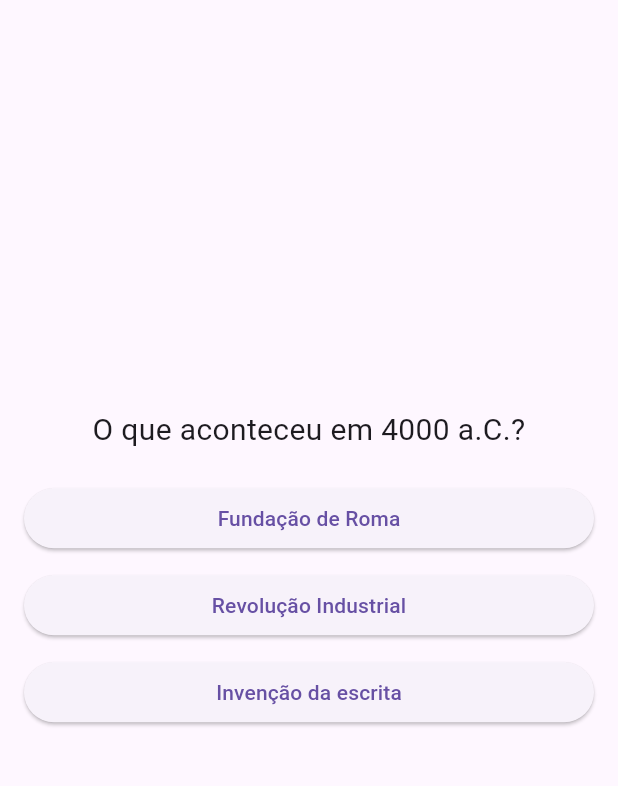
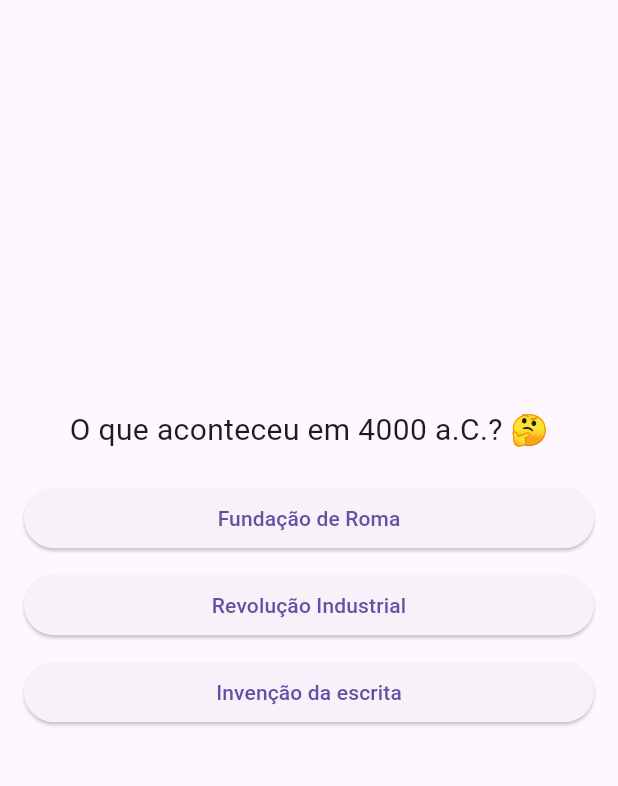
Before and after one commit to MuriloBreda/PPDM_2026, a Flutter app: the screen it shows after launch, after a tap on "Quiz História", on a phone screen of 412 x 824 dp, the part 84-870 px from its top. Run offline on Flutter 3.47's test engine with Material 3 defaults, Android fonts, the light colour scheme and no system bars; network calls fail.

Commit message:
05/05/26

```diff
--- a/app_historia/lib/quiz_prehistoria.dart
+++ b/app_historia/lib/quiz_prehistoria.dart
@@ -13,7 +13,7 @@ class _QuizHistoriaState extends State<QuizHistoria> {
 
   final List<Map<String, Object>> perguntas = [
     {
-      'pergunta': 'O que aconteceu em 4000 a.C.?',
+      'pergunta': 'O que aconteceu em 4000 a.C.? 🤔',
       'respostas': [
         {'texto': 'Fundação de Roma', 'correta': false},
         {'texto': 'Revolução Industrial', 'correta': false},
@@ -21,7 +21,7 @@ class _QuizHistoriaState extends State<QuizHistoria> {
       ],
     },
     {
-      'pergunta': 'Qual evento ocorreu em 753 a.C.?',
+      'pergunta': 'Qual evento ocorreu em 753 a.C.?🤔',
       'respostas': [
         {'texto': 'Queda de Roma', 'correta': false},
         {'texto': 'Fundação de Roma', 'correta': true},
@@ -29,7 +29,7 @@ class _QuizHistoriaState extends State<QuizHistoria> {
       ],
     },
     {
-      'pergunta': 'O que marcou o ano de 476?',
+      'pergunta': 'O que marcou o ano de 476?🤔',
       'respostas': [
         {'texto': 'Queda de Roma', 'correta': true},
         {'texto': 'Revolução Francesa', 'correta': false},
@@ -37,7 +37,7 @@ class _QuizHistoriaState extends State<QuizHistoria> {
       ],
     },
     {
-      'pergunta': 'O que foram as Cruzadas (1095)?',
+      'pergunta': 'O que foram as Cruzadas (1095)?🤔',
       'respostas': [
         {'texto': 'Revolução política', 'correta': false},
         {'texto': 'Descoberta científica', 'correta': false},
@@ -45,25 +45,23 @@ class _QuizHistoriaState extends State<QuizHistoria> {
       ],
     },
     {
-      'pergunta': 'O que aconteceu em 1453?',
+      'pergunta': 'O que aconteceu em 1453?🤔',
       'respostas': [
-
         {'texto': 'Homem na Lua', 'correta': false},
         {'texto': 'Queda de Constantinopla', 'correta': true},
         {'texto': 'Criação da Web', 'correta': false},
       ],
     },
     {
-      'pergunta': 'Quem chegou à América em 1492?',
+      'pergunta': 'Quem chegou à América em 1492?🤔',
       'respostas': [
-
         {'texto': 'Napoleão', 'correta': false},
         {'texto': 'Cristóvão Colombo', 'correta': true},
         {'texto': 'Einstein', 'correta': false},
       ],
     },
     {
-      'pergunta': 'O que marcou 1760?',
+      'pergunta': 'O que marcou 1760?🤔',
       'respostas': [
         {'texto': 'Segunda Guerra', 'correta': false},
         {'texto': 'Queda do Muro', 'correta': false},
@@ -71,7 +69,7 @@ class _QuizHistoriaState extends State<QuizHistoria> {
       ],
     },
     {
-      'pergunta': 'O que ocorreu em 1789?',
+      'pergunta': 'O que ocorreu em 1789?🤔',
       'respostas': [
         {'texto': 'Primeira Guerra', 'correta': false},
         {'texto': 'Revolução Francesa', 'correta': true},
@@ -79,7 +77,7 @@ class _QuizHistoriaState extends State<QuizHistoria> {
       ],
     },
     {
-      'pergunta': 'Quando começou a Primeira Guerra Mundial?',
+      'pergunta': 'Quando começou a Primeira Guerra Mundial?🤔',
       'respostas': [
         {'texto': '1914', 'correta': true},
         {'texto': '1939', 'correta': false},
@@ -87,7 +85,7 @@ class _QuizHistoriaState extends State<QuizHistoria> {
       ],
     },
     {
-      'pergunta': 'Quando começou a Segunda Guerra Mundial?',
+      'pergunta': 'Quando começou a Segunda Guerra Mundial?🤔',
       'respostas': [
         {'texto': '1939', 'correta': true},
         {'texto': '1914', 'correta': false},
@@ -95,25 +93,23 @@ class _QuizHistoriaState extends State<QuizHistoria> {
       ],
     },
     {
-      'pergunta': 'O que aconteceu em 1969?',
+      'pergunta': 'O que aconteceu em 1969?🤔',
       'respostas': [
-
         {'texto': 'Queda de Roma', 'correta': false},
         {'texto': 'Homem na Lua', 'correta': true},
         {'texto': 'Cruzadas', 'correta': false},
       ],
     },
     {
-      'pergunta': 'O que marcou 1989?',
+      'pergunta': 'O que marcou 1989?🤔',
       'respostas': [
-
         {'texto': 'Revolução Industrial', 'correta': false},
         {'texto': 'Descoberta da América', 'correta': false},
         {'texto': 'Queda do Muro de Berlim', 'correta': true},
       ],
     },
     {
-      'pergunta': 'O que aconteceu em 1991?',
+      'pergunta': 'O que aconteceu em 1991?🤔',
       'respostas': [
         {'texto': 'Criação da Web', 'correta': true},
         {'texto': 'Primeira Guerra', 'correta': false},
@@ -138,7 +134,7 @@ class _QuizHistoriaState extends State<QuizHistoria> {
   }
 
   @override
-  Widget build(BuildContext context) {
+  Widget build(BuildContext context){
     bool terminou = perguntaAtual >= perguntas.length;
 
     return Scaffold(
@@ -185,7 +181,7 @@ class _QuizHistoriaState extends State<QuizHistoria> {
                         child: Text(resposta['texto'] as String),
                       ),
                     );
-                  }).toList()
+                  }).toList(),
                 ],
               ),
       ),
--- a/app_historia/lib/tela_detalhe_evento.dart
+++ b/app_historia/lib/tela_detalhe_evento.dart
@@ -16,6 +16,7 @@ class TelaDetalheEvento extends StatelessWidget {
   Widget build(BuildContext context) {
     return Scaffold(
       appBar: AppBar(title: Text(titulo)),
+      backgroundColor: const Color(0xFFF5F7FA),
       body: Padding(
         padding: const EdgeInsets.all(16),
         child: Column(
@@ -26,7 +27,7 @@ class TelaDetalheEvento extends StatelessWidget {
               style: const TextStyle(
                 fontSize: 24,
                 fontWeight: FontWeight.bold,
-                color: Colors.indigo,
+                color: Colors.black,
               ),
             ),
             const SizedBox(height: 10),
--- a/app_historia/lib/tela_exemplo_logica.dart
+++ b/app_historia/lib/tela_exemplo_logica.dart
@@ -6,7 +6,6 @@ class TelaExemploLogica extends StatefulWidget {
   @override
   State<TelaExemploLogica> createState() => _TelaExemploLogicaState();
 }
-
 class _TelaExemploLogicaState extends State<TelaExemploLogica> {
   final TextEditingController _controller = TextEditingController();
   String resultado = "";
--- a/app_historia/lib/tela_inicial.dart
+++ b/app_historia/lib/tela_inicial.dart
@@ -2,79 +2,89 @@ import 'package:flutter/material.dart';
 import 'tela_conteudo.dart';
 import 'tela_exemplo_logica.dart';
 import 'tela_linha_do_tempo.dart';
-import 'quiz_prehistoria.dart'; // 👈 IMPORT DO QUIZ
+import 'quiz_prehistoria.dart';
 
 class TelaInicial extends StatelessWidget {
   const TelaInicial({super.key});
-
   @override
   Widget build(BuildContext context) {
     final materias = [
   {
     "titulo": "Pré-História",
     "descricao": "Surgimento do Homo Sapiens e a invenção da escrita.",
-    "descricaoCompleta": "Período que abrange desde os primeiros ancestrais humanos até o desenvolvimento das primeiras formas de comunicação escrita, marcado pela evolução das ferramentas, domínio do fogo, organização em grupos sociais e surgimento das primeiras expressões culturais como pinturas rupestres."
+    "descricaoCompleta": "Período que abrange desde os primeiros ancestrais humanos até o desenvolvimento das primeiras formas de comunicação escrita, marcado pela evolução das ferramentas, domínio do fogo, organização em grupos sociais e surgimento das primeiras expressões culturais como pinturas rupestres.",
+    "link": "https://super.abril.com.br/wp-content/uploads/2018/07/573f79010e21634575052021pre-historia-e-o-porque-usamos-roupas-1170x5501.jpeg?quality=70&strip=info&resize=1080,565&crop=1",
   },
   {
     "titulo": "Antiguidade Clássica",
     "descricao": "O apogeu da Grécia Antiga e do Império Romano.",
-    "descricaoCompleta": "Fase caracterizada pelo desenvolvimento da filosofia, política, artes e ciência, com a criação da democracia em Atenas e a expansão territorial e administrativa de Roma, influenciando profundamente a cultura ocidental."
+    "descricaoCompleta": "Fase caracterizada pelo desenvolvimento da filosofia, política, artes e ciência, com a criação da democracia em Atenas e a expansão territorial e administrativa de Roma, influenciando profundamente a cultura ocidental.",
+    "link": "https://i.pinimg.com/564x/e0/bc/fa/e0bcfa6998b1f75c7b9897a5c1dbf297.jpg",
   },
   {
     "titulo": "Queda de Roma",
     "descricao": "O fim do Império Romano do Ocidente e início da Idade Média.",
-    "descricaoCompleta": "Evento ocorrido em 476 d.C., marcado por invasões bárbaras, crises internas e fragmentação política, que resultaram na descentralização do poder e mudanças sociais na Europa."
+    "descricaoCompleta": "Evento ocorrido em 476 d.C., marcado por invasões bárbaras, crises internas e fragmentação política, que resultaram na descentralização do poder e mudanças sociais na Europa.",
+    "link": "https://static.historiadomundo.com.br/2024/04/1-ilustracao-retratando-combate-entre-romanos-e-barbaros-em-referencia-a-queda-do-imperio-romano.jpg",
   },
   {
     "titulo": "Idade Média",
     "descricao": "Feudalismo, expansão do Islã e as Cruzadas.",
-    "descricaoCompleta": "Período histórico caracterizado pela economia agrária, poder descentralizado dos senhores feudais, forte influência da Igreja Católica e conflitos religiosos, além do crescimento de cidades e comércio no final da era."
+    "descricaoCompleta": "Período histórico caracterizado pela economia agrária, poder descentralizado dos senhores feudais, forte influência da Igreja Católica e conflitos religiosos, além do crescimento de cidades e comércio no final da era.",
+    "link": "https://encrypted-tbn0.gstatic.com/images?q=tbn:ANd9GcQdw-_wGHlVmsxnfAR0607JmRqSwt-cE0cLaw&s",
   },
   {
     "titulo": "Renascimento",
     "descricao": "Transição para a Idade Moderna com foco na ciência e artes.",
-    "descricaoCompleta": "Movimento cultural que valorizou o conhecimento clássico, incentivou avanços científicos, artísticos e filosóficos, destacando o humanismo e grandes nomes como artistas e pensadores inovadores."
+    "descricaoCompleta": "Movimento cultural que valorizou o conhecimento clássico, incentivou avanços científicos, artísticos e filosóficos, destacando o humanismo e grandes nomes como artistas e pensadores inovadores.",
+    "link": "https://images.educamaisbrasil.com.br/content/banco_de_imagens/guia-de-estudo/D/renascimento-michelangelo-artes.jpg",
   },
   {
     "titulo": "Grandes Navegações",
     "descricao": "Exploração global e o encontro entre Europa e Américas.",
-    "descricaoCompleta": "Período de expansão marítima europeia entre os séculos XV e XVII, impulsionado por interesses comerciais, resultando na colonização de novos territórios e intensificação das trocas culturais e econômicas."
+    "descricaoCompleta": "Período de expansão marítima europeia entre os séculos XV e XVII, impulsionado por interesses comerciais, resultando na colonização de novos territórios e intensificação das trocas culturais e econômicas.",
+    "link": "https://encrypted-tbn0.gstatic.com/images?q=tbn:ANd9GcRKKTMr1zINM_2eDAx8NKLlJezu19BxJwzQMg&s",
   },
   {
     "titulo": "Revolução Industrial",
     "descricao": "Transformação tecnológica e mudança na produção mundial.",
-    "descricaoCompleta": "Processo iniciado no século XVIII que introduziu máquinas, fábricas e novas formas de trabalho, alterando profundamente a economia, urbanização e relações sociais."
+    "descricaoCompleta": "Processo iniciado no século XVIII que introduziu máquinas, fábricas e novas formas de trabalho, alterando profundamente a economia, urbanização e relações sociais.",
+    "link": "https://static.todamateria.com.br/upload/re/vo/revolucao-industrial-og.jpg?class=ogImageSquare",
   },
   {
     "titulo": "Revolução Francesa",
     "descricao": "Fim do absolutismo e ascensão dos ideais de liberdade e igualdade.",
-    "descricaoCompleta": "Movimento ocorrido em 1789 que derrubou a monarquia francesa, estabeleceu novos princípios políticos e influenciou diversas revoluções ao redor do mundo."
+    "descricaoCompleta": "Movimento ocorrido em 1789 que derrubou a monarquia francesa, estabeleceu novos princípios políticos e influenciou diversas revoluções ao redor do mundo.",
+    "link": "https://static.historiadomundo.com.br/2021/05/revolucao-francesa.jpg",
   },
   {
     "titulo": "Primeira Guerra Mundial",
     "descricao": "O primeiro grande conflito global do século XX.",
-    "descricaoCompleta": "Guerra entre 1914 e 1918 envolvendo grandes potências mundiais, marcada por trincheiras, novas tecnologias militares e profundas consequências políticas e econômicas."
+    "descricaoCompleta": "Guerra entre 1914 e 1918 envolvendo grandes potências mundiais, marcada por trincheiras, novas tecnologias militares e profundas consequências políticas e econômicas.",
+    "link": "https://static.todamateria.com.br/upload/1e/9c/1e9c8b0a2f5d4b3e7c8f0a9e5b6c8f1.jpg?class=ogImageSquare",
   },
   {
     "titulo": "Segunda Guerra Mundial",
     "descricao": "Conflito contra o nazifascismo e a criação da ONU.",
-    "descricaoCompleta": "Guerra global entre 1939 e 1945 que resultou na derrota das potências do Eixo, revelou os horrores do Holocausto e levou à reorganização da ordem mundial."
+    "descricaoCompleta": "Guerra global entre 1939 e 1945 que resultou na derrota das potências do Eixo, revelou os horrores do Holocausto e levou à reorganização da ordem mundial.",
+    "link": "https://static.todamateria.com.br/upload/1e/9c/1e9c8b0a2f5d4b3e7c8f0a9e5b6c8f1.jpg?class=ogImageSquare",
   },
   {
     "titulo": "Guerra Fria",
     "descricao": "Disputa ideológica e tecnológica entre EUA e URSS.",
-    "descricaoCompleta": "Período de tensão entre 1947 e 1991, sem confronto direto, marcado por corrida armamentista, espacial e influência política global entre capitalismo e socialismo."
+    "descricaoCompleta": "Período de tensão entre 1947 e 1991, sem confronto direto, marcado por corrida armamentista, espacial e influência política global entre capitalismo e socialismo.",
+    "link": "https://static.todamateria.com.br/upload/1e/9c/1e9c8b0a2f5d4b3e7c8f0a9e5b6c8f1.jpg?class=ogImageSquare",
   },
   {
     "titulo": "Era Digital",
     "descricao": "A revolução da informação e a globalização tecnológica.",
-    "descricaoCompleta": "Período contemporâneo caracterizado pelo avanço da internet, inteligência artificial, comunicação instantânea e transformação digital que impacta todos os setores da sociedade."
+    "descricaoCompleta": "Período contemporâneo caracterizado pelo avanço da internet, inteligência artificial, comunicação instantânea e transformação digital que impacta todos os setores da sociedade.",
+    "link": "https://static.todamateria.com.br/upload/1e/9c/1e9c8b0a2f5d4b3e7c8f0a9e5b6c8f1.jpg?class=ogImageSquare",
   }
 ];
 
     return Scaffold(
-      backgroundColor: Colors.grey[100],
-
+      backgroundColor: const Color.fromARGB(29, 121, 85, 72),
         appBar: AppBar(
           title: const Text(
           "História",
@@ -105,13 +115,6 @@ class TelaInicial extends StatelessWidget {
 
               child: const Column(
                 children: [
-                  Icon(
-                    Icons.menu_book,
-                    color: Colors.white,
-                    size: 45,
-                  ),
-
-                  SizedBox(height: 10),
 
                   Text(
                     "Linha do Tempo da História",
@@ -186,6 +189,7 @@ class TelaInicial extends StatelessWidget {
                               titulo: materias[index]['titulo']!,
                               descricao: materias[index]['descricao']!,
                               descricaoCompleta: materias[index]['descricaoCompleta']!,
+                              link: materias[index]['link']!,
                             ),
                           ),
                         );
@@ -217,7 +221,6 @@ class TelaInicial extends StatelessWidget {
                   );
                 },
 
-                icon: const Icon(Icons.timeline, color: Colors.white),
                 label: const Text(
                   "Ver Linha do Tempo",
                     style: TextStyle(
@@ -248,7 +251,6 @@ class TelaInicial extends StatelessWidget {
                     ),
                   );
                 },
-                icon: const Icon(Icons.add, color: Colors.white),
                 label: const Text(
                   "Adicionar Acontecimento",
                     style: TextStyle(
@@ -278,7 +280,6 @@ class TelaInicial extends StatelessWidget {
                     ),
                   );
                 },
-                icon: const Icon(Icons.quiz, color: Colors.white),
                   label: const Text(
                   "Quiz História",
                     style: TextStyle(
```
Also changed, not shown: app_historia/lib/tela_conteudo.dart (+51 -13 lines), app_historia/lib/tela_linha_do_tempo.dart (+0 -31 lines), app_historia/lib/main.dart (line endings or trailing spaces). Lines whose indentation alone changed are shown as unchanged.
